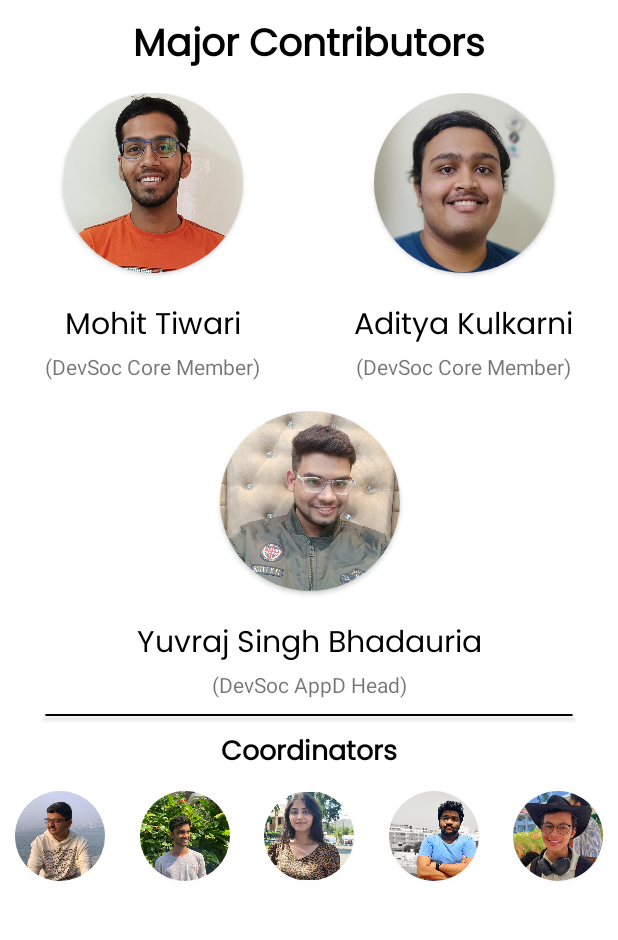
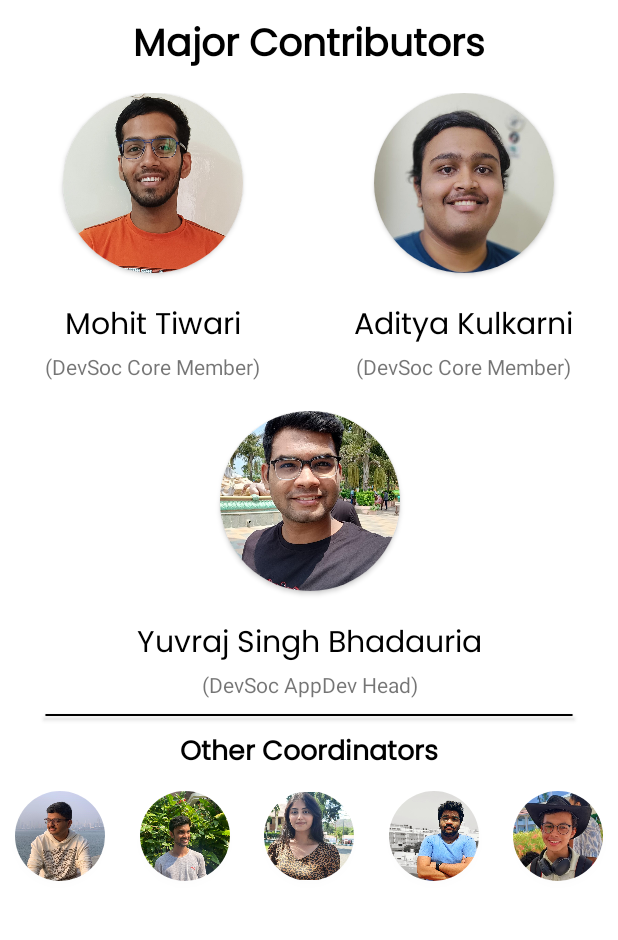
Before and after one commit to AdiKul1294/ICAIEFA_2022, an Android app: the fragment AboutDevFragment shown on its own in the app's theme, on a phone screen of 412 x 824 dp, the part 279-1219 px from its top. Run offline under Robolectric (Android 15) with nearby library versions, the phone set to English and light mode, and no system bars; our stand-ins replace data binding; Roboto replaces fonts that are not available here.

Commit message:
ui changes v4

```diff
--- a/app/src/main/java/com/devsoc/icaiefa_2022/MainActivity.kt
+++ b/app/src/main/java/com/devsoc/icaiefa_2022/MainActivity.kt
@@ -1,5 +1,6 @@
 package com.devsoc.icaiefa_2022
 
+import android.content.res.Resources
 import android.os.Bundle
 import android.view.Menu
 import com.google.android.material.snackbar.Snackbar
@@ -14,7 +15,7 @@ import androidx.appcompat.app.AppCompatActivity
 import androidx.appcompat.app.AppCompatDelegate
 import com.devsoc.icaiefa_2022.databinding.ActivityMainBinding
 
-class MainActivity : AppCompatActivity() {
+class MainActivity : AppCompatActivity(){
 
     private lateinit var appBarConfiguration: AppBarConfiguration
     private lateinit var binding: ActivityMainBinding
--- a/app/src/main/res/layout/fragment_about_dev.xml
+++ b/app/src/main/res/layout/fragment_about_dev.xml
@@ -179,7 +179,7 @@
                 android:id="@+id/textView9"
                 android:layout_width="wrap_content"
                 android:layout_height="wrap_content"
-                android:text="(DevSoc AppD Head)"
+                android:text="(DevSoc AppDev Head)"
                 app:layout_constraintBottom_toBottomOf="parent"
                 app:layout_constraintEnd_toEndOf="parent"
                 app:layout_constraintStart_toStartOf="parent"
@@ -211,7 +211,7 @@
             android:layout_height="wrap_content"
             android:layout_marginTop="10dp"
             android:fontFamily="@font/poppins"
-            android:text="Coordinators"
+            android:text="Other Coordinators"
             android:textColor="#000000"
             android:textSize="18sp"
             android:textStyle="bold"
--- a/app/src/main/res/values-night/themes.xml
+++ b/app/src/main/res/values-night/themes.xml
@@ -2,13 +2,13 @@
     <!-- Base application theme. -->
     <style name="Theme.ICAIEFA_2022" parent="Theme.MaterialComponents.DayNight.DarkActionBar">
         <!-- Primary brand color. -->
-        <item name="colorPrimary">@color/purple_200</item>
-        <item name="colorPrimaryVariant">@color/purple_700</item>
-        <item name="colorOnPrimary">@color/black</item>
+        <item name="colorPrimary">#FF5722</item>
+        <item name="colorPrimaryVariant">#FF5722</item>
+        <item name="colorOnPrimary">@color/white</item>
         <!-- Secondary brand color. -->
-        <item name="colorSecondary">@color/teal_200</item>
-        <item name="colorSecondaryVariant">@color/teal_200</item>
-        <item name="colorOnSecondary">@color/black</item>
+        <item name="colorSecondary">#FF9800</item>
+        <item name="colorSecondaryVariant">#FF9800</item>
+        <item name="colorOnSecondary">#3EFF9100</item>
         <!-- Status bar color. -->
         <item name="android:statusBarColor" tools:targetApi="l">?attr/colorPrimaryVariant</item>
         <!-- Customize your theme here. -->
```
Also changed, not shown: app/src/main/AndroidManifest.xml (+11 -10 lines), app/src/main/java/com/devsoc/icaiefa_2022/SplashScreenActivity.kt (added, +24 -0 lines), app/src/main/res/layout/activity_splash_screen.xml (added, +19 -0 lines), app/src/main/res/mipmap-xhdpi/yuvraj.jpg.
